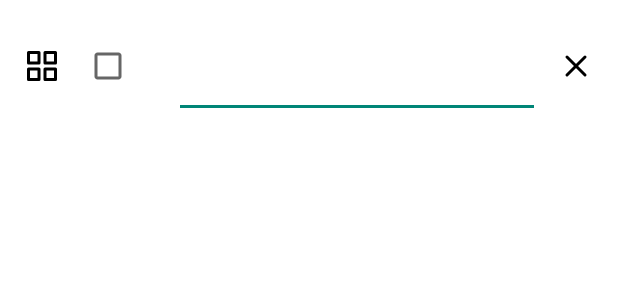
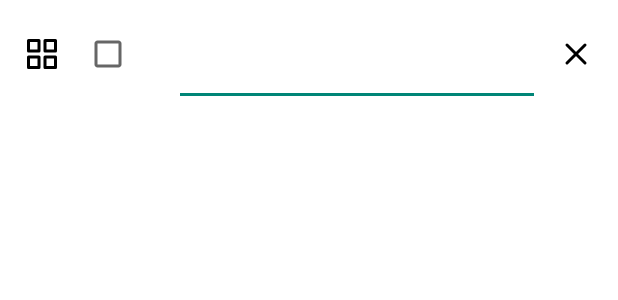
Before and after one commit to CUB3D/CUB3D_Notes, an Android app: the layout checkbox_entry.xml on its own in the app's theme, with its tools: preview values and no code run, on a phone screen of 412 x 824 dp. Shown: the top 300 px of the screen. Run offline under Robolectric (Android 15) with nearby library versions, the phone set to English and light mode, and no system bars.

Commit message:
More view binding, better checkbox handling

```diff
--- a/app/src/main/java/pw/cub3d/cub3_notes/database/dao/NotesDao.kt
+++ b/app/src/main/java/pw/cub3d/cub3_notes/database/dao/NotesDao.kt
@@ -22,7 +22,7 @@ abstract class NotesDao {
     abstract fun updateNote(note: Note)
 
     fun save(note: Note) {
-        if(note.title.isEmpty() && note.text.isEmpty() && note.checkboxEntry.isEmpty()) {
+        if(note.title.isEmpty() && note.text.isEmpty() && note.type == Note.TYPE_TEXT) {
             println("Attempt to save empty note")
             return
         }
@@ -37,8 +37,6 @@ abstract class NotesDao {
             updateNote(note)
             println("Updated note: $note")
         }
-
-        note.checkboxEntry.forEach { it.noteId = note.id }
     }
 
     @Query("SELECT * FROM notes WHERE id = :noteId")
--- a/app/src/main/java/pw/cub3d/cub3_notes/ui/home/NotesAdapter.kt
+++ b/app/src/main/java/pw/cub3d/cub3_notes/ui/home/NotesAdapter.kt
@@ -8,11 +8,12 @@ import androidx.recyclerview.selection.SelectionTracker
 import androidx.recyclerview.widget.RecyclerView
 import pw.cub3d.cub3_notes.R
 import pw.cub3d.cub3_notes.database.entity.Note
+import pw.cub3d.cub3_notes.database.entity.NoteAndCheckboxes
 import pw.cub3d.cub3_notes.databinding.NoteEntryBinding
 
 class NotesAdapter(
     ctx: Context,
-    private val notes: List<Note>,
+    private val notes: List<NoteAndCheckboxes>,
     private val callback: (Note)->Unit
 ) : RecyclerView.Adapter<NoteViewHolder>() {
     lateinit var selectionTracker: SelectionTracker<Long>
--- a/app/src/main/java/pw/cub3d/cub3_notes/ui/nav/NewNoteNavigationController.kt
+++ b/app/src/main/java/pw/cub3d/cub3_notes/ui/nav/NewNoteNavigationController.kt
@@ -1,11 +1,7 @@
 package pw.cub3d.cub3_notes.ui.nav
 
-import android.content.Context
-import android.content.Intent
 import android.os.Bundle
-import androidx.fragment.app.Fragment
 import androidx.navigation.NavController
-import androidx.navigation.fragment.findNavController
 import pw.cub3d.cub3_notes.R
 import pw.cub3d.cub3_notes.database.entity.Note
 import javax.inject.Inject
@@ -21,7 +17,7 @@ class NewNoteNavigationController @Inject constructor() {
 
     fun editNote(nav: NavController, note: Note) {
         nav.navigate(R.id.nav_new_note, Bundle().apply {
-            putParcelable(KEY_NOTE, note)
+            putLong(KEY_NOTE, note.id)
         })
     }
 
--- a/app/src/main/res/layout/checkbox_entry.xml
+++ b/app/src/main/res/layout/checkbox_entry.xml
@@ -1,7 +1,16 @@
 <?xml version="1.0" encoding="utf-8"?>
-<androidx.constraintlayout.widget.ConstraintLayout xmlns:android="http://schemas.android.com/apk/res/android"
-    xmlns:app="http://schemas.android.com/apk/res-auto"
-    xmlns:tools="http://schemas.android.com/tools"
+<layout xmlns:android="http://schemas.android.com/apk/res/android"
+    xmlns:app="http://schemas.android.com/apk/res-auto">
+
+    <data>
+        <variable
+            name="entry"
+            type="pw.cub3d.cub3_notes.database.entity.CheckboxEntry"/>
+        <variable
+            name="isChecked"
+            type="androidx.lifecycle.MutableLiveData&lt;Boolean>" />
+    </data>
+    <androidx.constraintlayout.widget.ConstraintLayout
         android:id="@+id/linearLayout2"
         android:layout_width="match_parent"
         android:layout_height="wrap_content"
@@ -12,20 +21,21 @@
             android:layout_width="wrap_content"
             android:layout_height="wrap_content"
             android:layout_marginStart="16dp"
-        android:layout_marginTop="16dp"
-        android:layout_marginBottom="16dp"
+            android:layout_marginTop="8dp"
+            android:layout_marginBottom="8dp"
             app:layout_constraintBottom_toBottomOf="parent"
             app:layout_constraintStart_toStartOf="parent"
             app:layout_constraintTop_toTopOf="parent"
             app:srcCompat="@drawable/ic_grid" />
 
         <androidx.appcompat.widget.AppCompatCheckBox
+            android:checked="@={isChecked}"
             android:id="@+id/checkboxEntry_check"
             android:layout_width="0dp"
             android:layout_height="wrap_content"
             android:layout_marginStart="16dp"
-        android:layout_marginTop="16dp"
-        android:layout_marginBottom="16dp"
+            android:layout_marginTop="8dp"
+            android:layout_marginBottom="8dp"
             app:layout_constraintBottom_toBottomOf="parent"
             app:layout_constraintStart_toEndOf="@+id/imageView2"
             app:layout_constraintTop_toTopOf="parent" />
@@ -34,9 +44,9 @@
             android:layout_width="0dp"
             android:layout_height="wrap_content"
             android:layout_marginStart="16dp"
-        android:layout_marginTop="16dp"
+            android:layout_marginTop="8dp"
             android:layout_marginEnd="16dp"
-        android:layout_marginBottom="16dp"
+            android:layout_marginBottom="8dp"
             android:outlineProvider="none"
             app:layout_constraintBottom_toBottomOf="parent"
             app:layout_constraintEnd_toStartOf="@+id/checkboxEntry_delete"
@@ -45,6 +55,7 @@
 
             <com.google.android.material.textfield.TextInputEditText
                 android:id="@+id/checkboxEntry_text"
+                android:text="@={entry.content}"
                 android:layout_width="match_parent"
                 android:layout_height="match_parent"
                 android:background="@android:color/transparent"
@@ -55,11 +66,12 @@
             android:id="@+id/checkboxEntry_delete"
             android:layout_width="wrap_content"
             android:layout_height="wrap_content"
-        android:layout_marginTop="16dp"
+            android:layout_marginTop="8dp"
             android:layout_marginEnd="16dp"
-        android:layout_marginBottom="16dp"
+            android:layout_marginBottom="8dp"
             app:layout_constraintBottom_toBottomOf="parent"
             app:layout_constraintEnd_toEndOf="parent"
             app:layout_constraintTop_toTopOf="parent"
             app:srcCompat="@drawable/ic_x" />
     </androidx.constraintlayout.widget.ConstraintLayout>
+</layout>
--- a/app/src/main/res/layout/fragment_new_note.xml
+++ b/app/src/main/res/layout/fragment_new_note.xml
@@ -5,7 +5,7 @@
 
     <data>
         <variable
-            name="newNoteViewModel"
+            name="viewModel"
             type="pw.cub3d.cub3_notes.ui.newnote.NewNoteViewModel"/>
     </data>
     <androidx.constraintlayout.widget.ConstraintLayout
@@ -26,6 +26,7 @@
 
         <com.google.android.material.textfield.TextInputEditText
             android:id="@+id/createNote_title"
+            android:text="@={viewModel.title, default=`Example note title`}"
             android:layout_width="match_parent"
             android:layout_height="match_parent"
             android:background="@android:color/transparent"
@@ -51,6 +52,7 @@
                 android:layout_height="wrap_content"
                 android:background="@android:color/transparent"
                 android:hint="Note"
+                android:text="@={viewModel.text, default=`This is an example multiline note`}"
                 android:inputType="textMultiLine" />
         </com.google.android.material.textfield.TextInputLayout>
 
@@ -91,7 +93,7 @@
         android:layout_marginStart="16dp"
         android:layout_marginEnd="16dp"
         android:layout_marginBottom="16dp"
-        android:text="TextView"
+        android:text="@{viewModel.modificationTime}"
         android:textAppearance="@style/TextAppearance.AppCompat.Body1"
         app:layout_constraintBottom_toBottomOf="parent"
         app:layout_constraintEnd_toEndOf="parent"
```
Also changed, not shown: app/src/main/java/pw/cub3d/cub3_notes/database/entity/Note.kt (+3 -5 lines), app/src/main/java/pw/cub3d/cub3_notes/database/entity/NoteAndCheckboxes.kt (+1 -7 lines), app/src/main/java/pw/cub3d/cub3_notes/database/repository/NoteRepository.kt (+2 -10 lines), app/src/main/java/pw/cub3d/cub3_notes/ui/home/HomeFragment.kt (+3 -6 lines), app/src/main/java/pw/cub3d/cub3_notes/ui/home/ItemKeyProvider.kt (added, +17 -0 lines), app/src/main/java/pw/cub3d/cub3_notes/ui/home/NoteViewHolder.kt (+6 -5 lines), app/src/main/java/pw/cub3d/cub3_notes/ui/newnote/CheckBoxAdapter.kt (+18 -15 lines), app/src/main/java/pw/cub3d/cub3_notes/ui/newnote/NewNoteFragment.kt (+11 -25 lines), app/src/main/java/pw/cub3d/cub3_notes/ui/newnote/NewNoteViewModel.kt (+46 -34 lines), app/src/main/res/layout/note_entry.xml (+6 -4 lines). Lines whose indentation alone changed are shown as unchanged.
